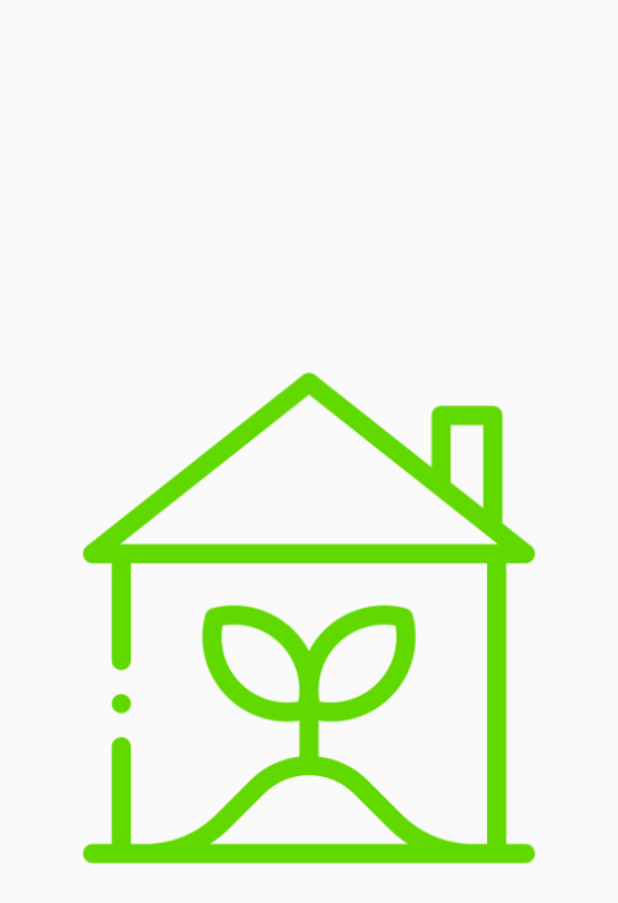
After one commit to l3l3vill/GreenProjectApp, an Android app: the layout activity_splash_screen.xml on its own in the app's theme, with its tools: preview values and no code run, on a phone screen of 412 x 824 dp. The commit adds this screen. Shown: the top 903 px of the screen. Run offline under Robolectric (Android 15) with nearby library versions, the phone set to English and light mode, and no system bars.

Commit message:
SplashScreen

```diff
--- a/app/src/main/AndroidManifest.xml
+++ b/app/src/main/AndroidManifest.xml
@@ -9,7 +9,10 @@
         android:roundIcon="@mipmap/ic_launcher_round"
         android:supportsRtl="true"
         android:theme="@style/AppTheme">
-        <activity android:name=".MainActivity">
+        <activity android:name=".MainActivity"></activity>
+        <activity android:name=".SplashScreen"
+            android:theme="@style/SplashThene"
+            android:noHistory="true">
             <intent-filter>
                 <action android:name="android.intent.action.MAIN" />
 
--- /dev/null
+++ b/app/src/main/res/layout/activity_splash_screen.xml
@@ -0,0 +1,15 @@
+<?xml version="1.0" encoding="utf-8"?>
+<FrameLayout xmlns:android="http://schemas.android.com/apk/res/android"
+    xmlns:app="http://schemas.android.com/apk/res-auto"
+    xmlns:tools="http://schemas.android.com/tools"
+    android:layout_width="match_parent"
+    android:layout_height="match_parent"
+    tools:context=".SplashScreen">
+<ImageView
+    android:layout_margin="16dp"
+    android:layout_width="match_parent"
+    android:layout_height="match_parent"
+    android:src="@drawable/logoappgreen">
+
+</ImageView>
+</FrameLayout>
--- a/app/src/main/res/values/colors.xml
+++ b/app/src/main/res/values/colors.xml
@@ -1,6 +1,6 @@
 <?xml version="1.0" encoding="utf-8"?>
 <resources>
-    <color name="colorPrimary">#008577</color>
-    <color name="colorPrimaryDark">#00574B</color>
+    <color name="colorPrimary">#09af00</color> <!--The color displayed most frequently across your app’s screens and components. This color should pass accessibilty guidelines for text / iconography when drawn on top of the surface or background color.-->
+    <color name="colorPrimaryDark">#61d800</color>
     <color name="colorAccent">#D81B60</color>
 </resources>
--- a/app/src/main/res/values/styles.xml
+++ b/app/src/main/res/values/styles.xml
@@ -1,11 +1,14 @@
 <resources>
 
     <!-- Base application theme. -->
-    <style name="AppTheme" parent="Theme.AppCompat.Light.DarkActionBar">
+    <style name="AppTheme" parent="Theme.AppCompat.Light.NoActionBar">
         <!-- Customize your theme here. -->
         <item name="colorPrimary">@color/colorPrimary</item>
         <item name="colorPrimaryDark">@color/colorPrimaryDark</item>
         <item name="colorAccent">@color/colorAccent</item>
     </style>
 
+    <style name="SplashThene" parent="Theme.AppCompat.Light.NoActionBar">
+    </style>
+
 </resources>
```
Also changed, not shown: app/src/main/java/com/ideasfactory/greenprojectapp/SplashScreen.kt (added, +28 -0 lines), app/src/main/res/drawable-hdpi/logoappblack.png (added), app/src/main/res/drawable-hdpi/logoappgreen.png (added), app/src/main/res/drawable-hdpi/logoappwhite.png (added).
